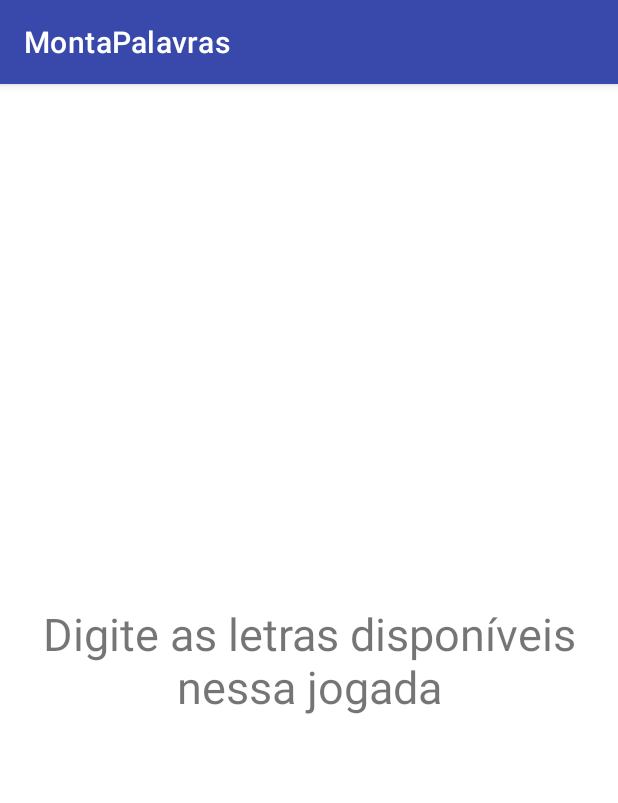
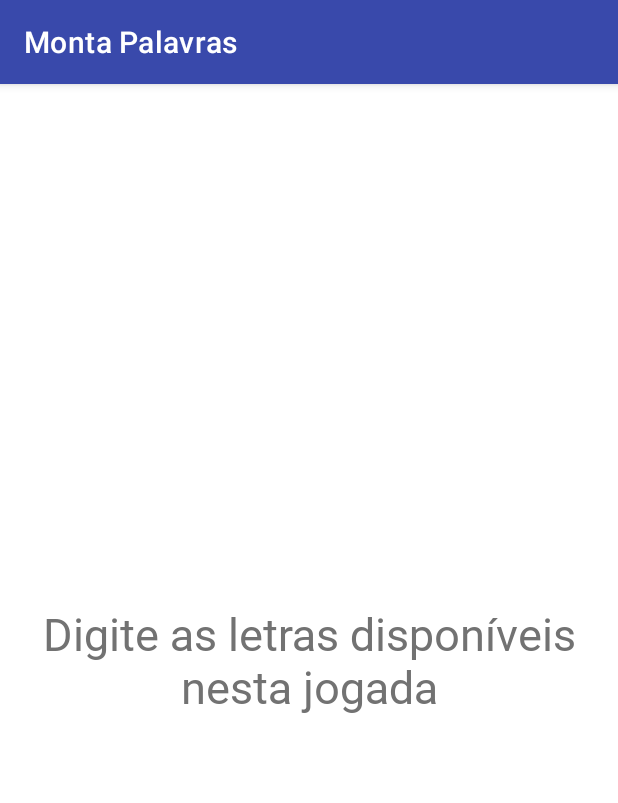
Before and after one commit to mbrunoviegas/MontaPalavras, an Android app: the screen it shows after launch (MainActivity), on a phone screen of 412 x 824 dp. Shown: the top 803 px of the screen. Run offline under Robolectric (Android 15) with nearby library versions, the phone set to English and light mode, and no system bars.

Commit message:
Creating styles for xml components and improving code flow

```diff
--- a/app/src/main/java/com/example/montapalavras/extras/TrieTree.kt
+++ b/app/src/main/java/com/example/montapalavras/extras/TrieTree.kt
@@ -1,6 +1,5 @@
 package com.example.montapalavras.extras
 
-import android.util.Log
 import java.text.Normalizer
 import java.util.*
 
@@ -120,10 +119,10 @@ class TrieTree {
         }
     }
 
-    fun CharSequence.unaccent(): String {
-        val REGEX_UNACCENT = "\\p{InCombiningDiacriticalMarks}+".toRegex()
+    private fun CharSequence.unaccent(): String {
+        val regexUnnaccent = "\\p{InCombiningDiacriticalMarks}+".toRegex()
         val temp = Normalizer.normalize(this, Normalizer.Form.NFD)
-        return REGEX_UNACCENT.replace(temp, "")
+        return regexUnnaccent.replace(temp, "")
     }
 
     private fun insert(word: String) {
--- a/app/src/main/res/layout/activity_main.xml
+++ b/app/src/main/res/layout/activity_main.xml
@@ -1,6 +1,5 @@
 <?xml version="1.0" encoding="utf-8"?>
 <RelativeLayout xmlns:android="http://schemas.android.com/apk/res/android"
-    xmlns:app="http://schemas.android.com/apk/res-auto"
     xmlns:tools="http://schemas.android.com/tools"
     android:layout_width="match_parent"
     android:layout_height="match_parent"
@@ -8,32 +7,22 @@
 
     <TextView
         android:id="@+id/txtInstruction"
-        android:layout_width="wrap_content"
-        android:layout_height="wrap_content"
-        android:layout_centerInParent="true"
+        style="@style/MyTextViewInformationStyle"
         android:layout_marginHorizontal="14dp"
-        android:gravity="center"
-        android:paddingHorizontal="8dp"
-        android:textSize="30sp"
-        android:text="@string/instructions" />
+        android:paddingHorizontal="8dp" />
 
     <include
-        android:id="@+id/plMain"
+        android:id="@+id/partionMain"
         layout="@layout/partial_activity_main_layout"
         android:layout_width="match_parent"
-        android:layout_height="wrap_content"
-        android:layout_marginHorizontal="20dp"
-        android:layout_centerInParent="true" />
+        android:layout_height="match_parent"
+        android:layout_above="@id/btnOk"
+        android:layout_centerInParent="true"
+        android:layout_marginHorizontal="20dp" />
 
     <androidx.appcompat.widget.AppCompatButton
         android:id="@+id/btnOk"
-        android:layout_width="wrap_content"
-        android:layout_height="wrap_content"
-        android:layout_alignParentEnd="true"
-        android:layout_alignParentBottom="true"
-        android:layout_margin='10dp'
-        android:elevation="6dp"
-        android:text="@string/ok" />
+        style="@style/MyAppCompatButtonStyle" />
 
     <EditText
         android:id="@+id/edtLetters"
--- a/app/src/main/res/values/colors.xml
+++ b/app/src/main/res/values/colors.xml
@@ -11,4 +11,5 @@
     <color name="black">#FF000000</color>
     <color name="white">#FFFFFFFF</color>
     <color name='item_letter_background'>#D8D8D8</color>
+    <color name='txtInformation'>#727272</color>
 </resources>
--- a/app/src/main/res/values/strings.xml
+++ b/app/src/main/res/values/strings.xml
@@ -1,5 +1,11 @@
 <resources>
-    <string name="app_name">MontaPalavras</string>
+    <string name="app_name">Monta Palavras</string>
+
+    <!--  MainActivity Strings   -->
     <string name="ok">OK</string>
-    <string name="instructions">Digite as letras disponíveis nessa jogada</string>
+    <string name="instructions">Digite as letras disponíveis nesta jogada</string>
+    <string name="sobraram">Sobraram:</string>
+    <string name="tente_novamente">Impossível montar uma palavra existente com essa sequência. Digite novamente.</string>
+    <string name="base_sentence_word_score">Palavra de 8 pontos</string>
+
 </resources>
--- a/app/src/main/res/values/themes.xml
+++ b/app/src/main/res/values/themes.xml
@@ -25,4 +25,32 @@
         <item name="android:textColorHint">#727272</item>
         <item name="android:textSize">14sp</item>
     </style>
+
+    <style name="MyTextViewInformationStyle">
+        <item name="android:layout_width">wrap_content</item>
+        <item name="android:layout_height">wrap_content</item>
+        <item name="android:layout_centerInParent">true</item>
+        <item name="android:gravity">center</item>
+        <item name="android:text">@string/instructions</item>
+        <item name="android:textColor">@color/txtInformation</item>
+        <item name="android:textSize">30sp</item>
+    </style>
+
+    <style name="MyAppCompatButtonStyle">
+        <item name="android:layout_width">wrap_content</item>
+        <item name="android:layout_height">wrap_content</item>
+        <item name="android:layout_alignParentEnd">true</item>
+        <item name="android:layout_alignParentBottom">true</item>
+        <item name="android:layout_margin">10dp</item>
+        <item name="android:text">@string/ok</item>
+        <item name="android:elevation">6dp</item>
+    </style>
+
+    <style name="MyDividerStyle">
+        <item name="android:layout_width">match_parent</item>
+        <item name="android:layout_height">2.5dp</item>
+        <item name="android:layout_centerInParent">true</item>
+        <item name="android:layout_margin">8dp</item>
+        <item name="android:background">@color/colorPrimary</item>
+    </style>
 </resources>
```
Also changed, not shown: app/src/main/java/com/example/montapalavras/ui/LettersAdapter.kt (+6 -1 lines), app/src/main/java/com/example/montapalavras/ui/MainActivity.kt (+46 -26 lines), app/src/main/java/com/example/montapalavras/ui/MainActivityViewModel.kt (+12 -9 lines), app/src/main/res/layout/partial_activity_main_layout.xml (+13 -17 lines), app/src/main/assets/font/Roboto-Light.ttf (deleted), app/src/main/assets/font/Roboto-Medium.ttf (added), app/src/main/assets/font/Roboto-Regular.ttf (added).
